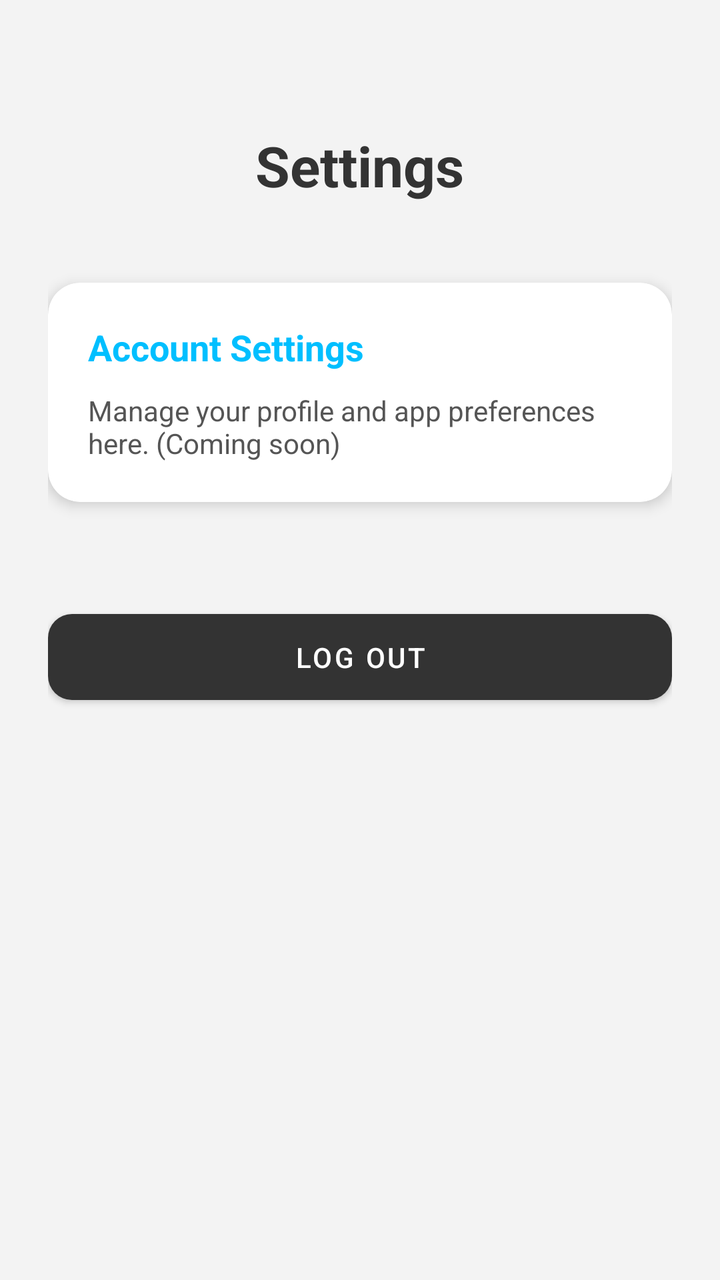
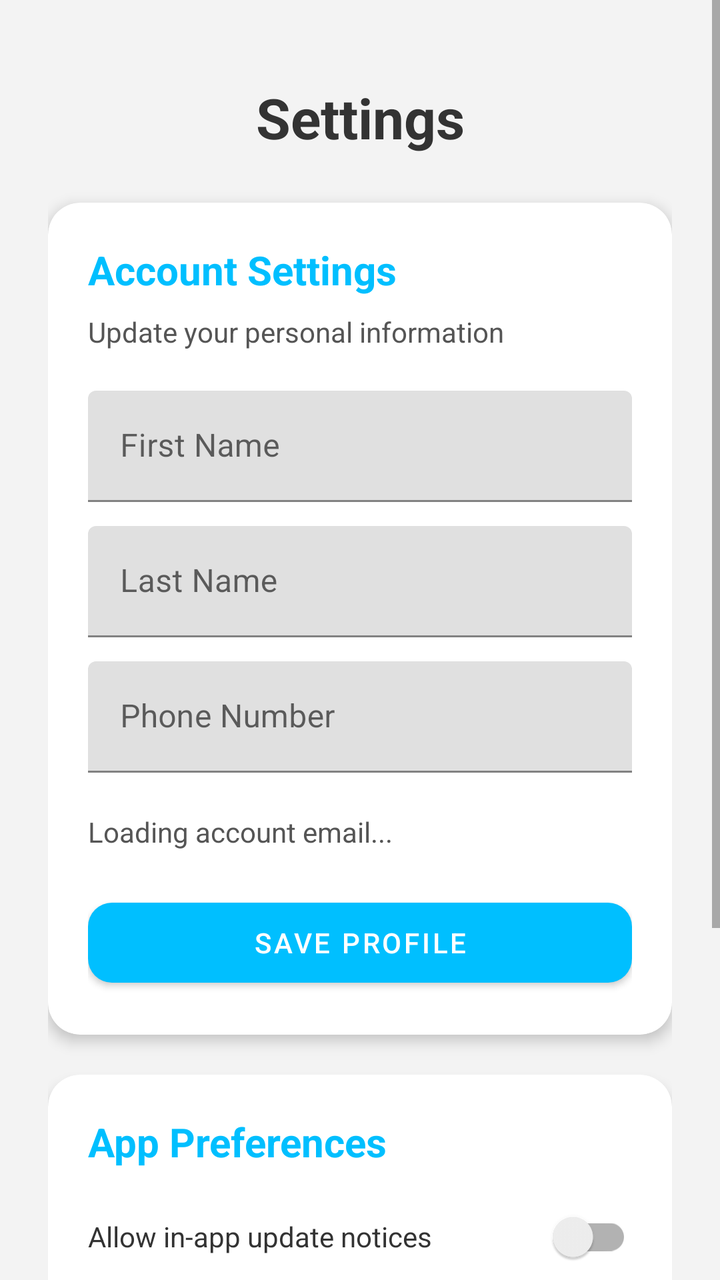

An Android layout rendered at two revisions. The XML below is the earlier revision; the diff shows what the commit changed to produce the second picture.
<!-- AndroidManifest.xml: application theme Theme.NyamatsiApp -->
<!-- res/layout/fragment_settings.xml -->
<?xml version="1.0" encoding="utf-8"?>
<LinearLayout xmlns:android="http://schemas.android.com/apk/res/android"
    xmlns:app="http://schemas.android.com/apk/res-auto"
    android:layout_width="match_parent"
    android:layout_height="match_parent"
    android:orientation="vertical"
    android:background="#F3F3F3"
    android:padding="24dp"
    android:gravity="center_horizontal">

    <TextView
        android:layout_width="wrap_content"
        android:layout_height="wrap_content"
        android:text="Settings"
        android:textColor="#333333"
        android:textSize="28sp"
        android:textStyle="bold"
        android:layout_marginTop="40dp"
        android:layout_marginBottom="40dp"/>

    <com.google.android.material.card.MaterialCardView
        android:layout_width="match_parent"
        android:layout_height="wrap_content"
        app:cardCornerRadius="16dp"
        app:cardElevation="4dp"
        android:layout_marginBottom="30dp">

        <LinearLayout
            android:layout_width="match_parent"
            android:layout_height="wrap_content"
            android:orientation="vertical"
            android:padding="20dp">

            <TextView
                android:layout_width="wrap_content"
                android:layout_height="wrap_content"
                android:text="Account Settings"
                android:textColor="#00BFFF"
                android:textSize="18sp"
                android:textStyle="bold"
                android:layout_marginBottom="10dp"/>

            <TextView
                android:layout_width="wrap_content"
                android:layout_height="wrap_content"
                android:text="Manage your profile and app preferences here. (Coming soon)"
                android:textColor="#555555"/>
        </LinearLayout>
    </com.google.android.material.card.MaterialCardView>

    
    <com.google.android.material.button.MaterialButton
        android:id="@+id/btnLogout"
        android:layout_width="match_parent"
        android:layout_height="55dp"
        android:text="Log Out"
        android:textColor="#FFFFFF"
        app:backgroundTint="#333333"
        app:cornerRadius="12dp"
        android:layout_marginTop="20dp"/>

</LinearLayout>
<!-- resources referenced by this layout -->
<resources>
  <style name="Theme.NyamatsiApp" parent="Theme.MaterialComponents.DayNight.NoActionBar">
  
          
          <item name="colorPrimary">@color/primary_cyan</item>
          <item name="colorPrimaryVariant">@color/dark_grey</item>
          <item name="colorOnPrimary">@color/black</item>
  
          
          <item name="colorSecondary">@color/primary_cyan</item>
          <item name="colorSecondaryVariant">@color/dark_grey</item>
          <item name="colorOnSecondary">@color/black</item>
  
          
          <item name="android:statusBarColor" tools:targetApi="l">@color/dark_grey</item>
      </style>
  <color name="primary_cyan">#00BFFF</color>
  <color name="dark_grey">#333333</color>
  <color name="black">#FF000000</color>
</resources>

<!-- the commit's change to res/layout/fragment_settings.xml (unified diff, before → after) -->
@@ -1,62 +1,200 @@
 <?xml version="1.0" encoding="utf-8"?>
-<LinearLayout xmlns:android="http://schemas.android.com/apk/res/android"
+<ScrollView
+    xmlns:android="http://schemas.android.com/apk/res/android"
     xmlns:app="http://schemas.android.com/apk/res-auto"
     android:layout_width="match_parent"
     android:layout_height="match_parent"
-    android:orientation="vertical"
     android:background="#F3F3F3"
-    android:padding="24dp"
-    android:gravity="center_horizontal">
-
-    <TextView
-        android:layout_width="wrap_content"
-        android:layout_height="wrap_content"
-        android:text="Settings"
-        android:textColor="#333333"
-        android:textSize="28sp"
-        android:textStyle="bold"
-        android:layout_marginTop="40dp"
-        android:layout_marginBottom="40dp"/>
-
-    <com.google.android.material.card.MaterialCardView
+    android:fillViewport="true">
+
+    <LinearLayout
         android:layout_width="match_parent"
         android:layout_height="wrap_content"
-        app:cardCornerRadius="16dp"
-        app:cardElevation="4dp"
-        android:layout_marginBottom="30dp">
-
-        <LinearLayout
+        android:orientation="vertical"
+        android:padding="24dp">
+
+        
+        <TextView
             android:layout_width="match_parent"
             android:layout_height="wrap_content"
-            android:orientation="vertical"
-            android:padding="20dp">
-
-            <TextView
-                android:layout_width="wrap_content"
+            android:text="Settings"
+            android:textColor="#333333"
+            android:textSize="28sp"
+            android:textStyle="bold"
+            android:gravity="center"
+            android:layout_marginTop="16dp"
+            android:layout_marginBottom="24dp" />
+
+        
+        <com.google.android.material.card.MaterialCardView
+            android:layout_width="match_parent"
+            android:layout_height="wrap_content"
+            android:layout_marginBottom="20dp"
+            app:cardCornerRadius="16dp"
+            app:cardElevation="4dp"
+            app:cardBackgroundColor="#FFFFFF">
+
+            <LinearLayout
+                android:layout_width="match_parent"
                 android:layout_height="wrap_content"
-                android:text="Account Settings"
-                android:textColor="#00BFFF"
-                android:textSize="18sp"
-                android:textStyle="bold"
-                android:layout_marginBottom="10dp"/>
-
-            <TextView
-                android:layout_width="wrap_content"
+                android:orientation="vertical"
+                android:padding="20dp">
+
+                <TextView
+                    android:layout_width="match_parent"
+                    android:layout_height="wrap_content"
+                    android:text="Account Settings"
+                    android:textColor="#00BFFF"
+                    android:textSize="20sp"
+                    android:textStyle="bold"
+                    android:layout_marginBottom="8dp" />
+
+                <TextView
+                    android:layout_width="match_parent"
+                    android:layout_height="wrap_content"
+                    android:text="Update your personal information"
+                    android:textColor="#555555"
+                    android:textSize="14sp"
+                    android:layout_marginBottom="20dp" />
+
+                
+                <com.google.android.material.textfield.TextInputLayout
+                    android:layout_width="match_parent"
+                    android:layout_height="wrap_content"
+                    android:hint="First Name"
+                    android:layout_marginBottom="12dp">
+
+                    <com.google.android.material.textfield.TextInputEditText
+                        android:id="@+id/settingsFirst"
+                        android:layout_width="match_parent"
+                        android:layout_height="wrap_content"
+                        android:inputType="textPersonName"
+                        android:maxLength="80" />
+
+                </com.google.android.material.textfield.TextInputLayout>
+
+                
+                <com.google.android.material.textfield.TextInputLayout
+                    android:layout_width="match_parent"
+                    android:layout_height="wrap_content"
+                    android:hint="Last Name"
+                    android:layout_marginBottom="12dp">
+
+                    <com.google.android.material.textfield.TextInputEditText
+                        android:id="@+id/settingsLast"
+                        android:layout_width="match_parent"
+                        android:layout_height="wrap_content"
+                        android:inputType="textPersonName"
+                        android:maxLength="80" />
+
+                </com.google.android.material.textfield.TextInputLayout>
+
+                
+                <com.google.android.material.textfield.TextInputLayout
+                    android:layout_width="match_parent"
+                    android:layout_height="wrap_content"
+                    android:hint="Phone Number"
+                    android:layout_marginBottom="12dp">
+
+                    <com.google.android.material.textfield.TextInputEditText
+                        android:id="@+id/settingsPhone"
+                        android:layout_width="match_parent"
+                        android:layout_height="wrap_content"
+                        android:inputType="phone"
+                        android:maxLength="20" />
+
+                </com.google.android.material.textfield.TextInputLayout>
+
+                
+                <TextView
+                    android:id="@+id/settingsEmail"
+                    android:layout_width="match_parent"
+                    android:layout_height="wrap_content"
+                    android:text="Loading account email..."
+                    android:textColor="#555555"
+                    android:textSize="14sp"
+                    android:layout_marginTop="8dp"
+                    android:layout_marginBottom="20dp" />
+
+                
+                <com.google.android.material.button.MaterialButton
+                    android:id="@+id/btnSaveSettings"
+                    android:layout_width="match_parent"
+                    android:layout_height="52dp"
+                    android:text="Save Profile"
+                    android:textColor="#FFFFFF"
+                    app:backgroundTint="#00BFFF"
+                    app:cornerRadius="12dp" />
+
+            </LinearLayout>
+
+        </com.google.android.material.card.MaterialCardView>
+
+        
+        <com.google.android.material.card.MaterialCardView
+            android:layout_width="match_parent"
+            android:layout_height="wrap_content"
+            android:layout_marginBottom="20dp"
+            app:cardCornerRadius="16dp"
+            app:cardElevation="4dp"
+            app:cardBackgroundColor="#FFFFFF">
+
+            <LinearLayout
+                android:layout_width="match_parent"
                 android:layout_height="wrap_content"
-                android:text="Manage your profile and app preferences here. (Coming soon)"
-                android:textColor="#555555"/>
-        </LinearLayout>
-    </com.google.android.material.card.MaterialCardView>
-
-    
-    <com.google.android.material.button.MaterialButton
-        android:id="@+id/btnLogout"
-        android:layout_width="match_parent"
-        android:layout_height="55dp"
-        android:text="Log Out"
-        android:textColor="#FFFFFF"
-        app:backgroundTint="#333333"
-        app:cornerRadius="12dp"
-        android:layout_marginTop="20dp"/>
-
-</LinearLayout>
+                android:orientation="vertical"
+                android:padding="20dp">
+
+                <TextView
+                    android:layout_width="match_parent"
+                    android:layout_height="wrap_content"
+                    android:text="App Preferences"
+                    android:textColor="#00BFFF"
+                    android:textSize="20sp"
+                    android:textStyle="bold"
+                    android:layout_marginBottom="10dp" />
+
+                <androidx.appcompat.widget.SwitchCompat
+                    android:id="@+id/switchNotifications"
+                    android:layout_width="match_parent"
+                    android:layout_height="wrap_content"
+                    android:text="Allow in-app update notices"
+                    android:textColor="#333333" />
+
+                <TextView
+                    android:layout_width="match_parent"
+                    android:layout_height="wrap_content"
+                    android:text="Saves your preference for future notification features."
+                    android:textColor="#777777"
+                    android:textSize="12sp"
+                    android:layout_marginTop="4dp" />
+
+            </LinearLayout>
+
+        </com.google.android.material.card.MaterialCardView>
+
+        
+        <com.google.android.material.button.MaterialButton
+            android:id="@+id/btnHelp"
+            android:layout_width="match_parent"
+            android:layout_height="55dp"
+            android:text="Help and Support"
+            android:textColor="#FFFFFF"
+            app:backgroundTint="#555555"
+            app:cornerRadius="12dp"
+            android:layout_marginBottom="12dp" />
+
+        
+        <com.google.android.material.button.MaterialButton
+            android:id="@+id/btnLogout"
+            android:layout_width="match_parent"
+            android:layout_height="55dp"
+            android:text="Log Out"
+            android:textColor="#FFFFFF"
+            app:backgroundTint="#333333"
+            app:cornerRadius="12dp"
+            android:layout_marginBottom="20dp" />
+
+    </LinearLayout>
+
+</ScrollView>
